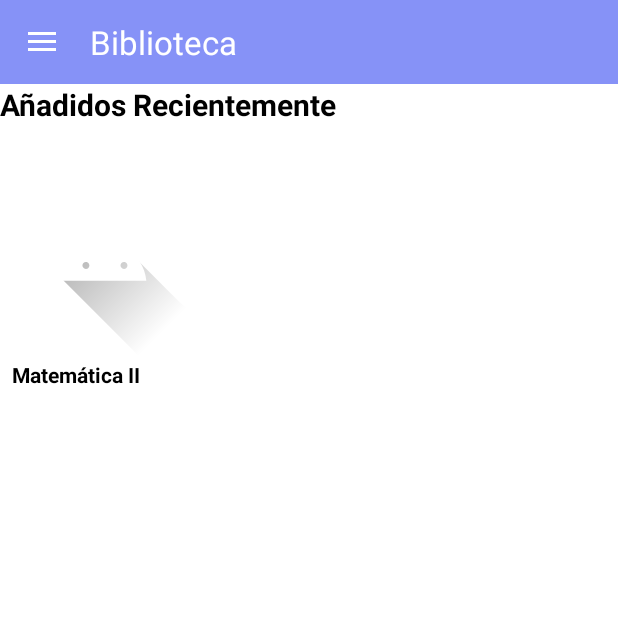
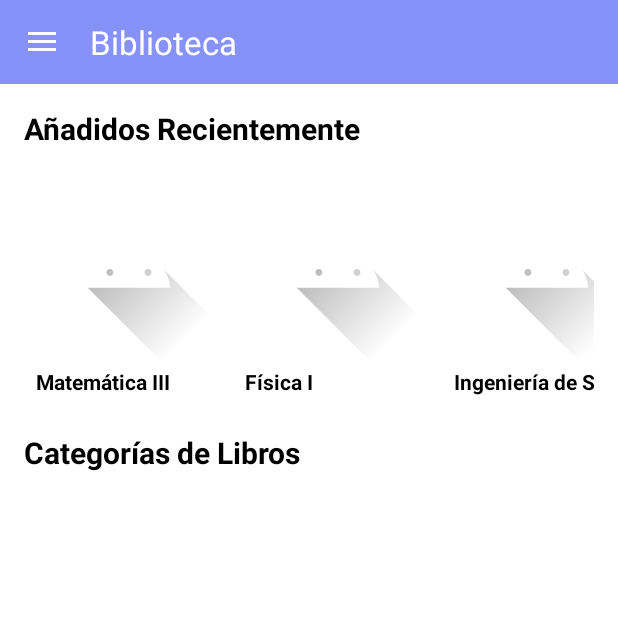
Before and after one commit to EmilioHernandez2024/Biblioteca, an Android app: the Home screen opened directly, with no data from a screen before it, on a phone screen of 412 x 824 dp, the top half of it. Run offline under Robolectric (Android 15) with nearby library versions, the phone set to English and light mode, and no system bars; 3 statements that could not run were skipped.

Commit message:
VERSION 1.1.1 SWITCH

```diff
--- a/app/src/main/java/com/example/biblioteca/Adapter/LibroAdapter.kt
+++ b/app/src/main/java/com/example/biblioteca/Adapter/LibroAdapter.kt
@@ -9,25 +9,25 @@ import androidx.recyclerview.widget.RecyclerView
 import com.example.biblioteca.R
 import com.example.biblioteca.model.Libro
 
-class LibroAdapter(private val listaLibros: List<Libro>) :
-    RecyclerView.Adapter<LibroAdapter.LibroViewHolder>() {
-
-    class LibroViewHolder(view: View) : RecyclerView.ViewHolder(view) {
-        val titulo: TextView = view.findViewById(R.id.textTitulo)
-        val imagen: ImageView = view.findViewById(R.id.imageLibro)
-    }
+class LibroAdapter(private val libros: List<Libro>) : RecyclerView.Adapter<LibroAdapter.LibroViewHolder>() {
 
     override fun onCreateViewHolder(parent: ViewGroup, viewType: Int): LibroViewHolder {
-        val view = LayoutInflater.from(parent.context)
-            .inflate(R.layout.item_libro, parent, false)
+        val view = LayoutInflater.from(parent.context).inflate(R.layout.item_libro, parent, false)
         return LibroViewHolder(view)
     }
 
     override fun onBindViewHolder(holder: LibroViewHolder, position: Int) {
-        val libro = listaLibros[position]
-        holder.titulo.text = libro.titulo
-        holder.imagen.setImageResource(libro.imagen)
+        val libro = libros[position % libros.size]
+        holder.tituloLibro.text = libro.titulo
+        holder.imagenLibro.setImageResource(libro.imagenResId)
     }
 
-    override fun getItemCount() = listaLibros.size
+    override fun getItemCount(): Int {
+        return Int.MAX_VALUE // Para simular un carrusel infinito
+    }
+
+    class LibroViewHolder(itemView: View) : RecyclerView.ViewHolder(itemView) {
+        val tituloLibro: TextView = itemView.findViewById(R.id.textTitulo)
+        val imagenLibro: ImageView = itemView.findViewById(R.id.imageLibro)
+    }
 }
--- a/app/src/main/java/com/example/biblioteca/Libro.kt
+++ b/app/src/main/java/com/example/biblioteca/Libro.kt
@@ -1,8 +1,32 @@
 package com.example.biblioteca.model
 
-import com.example.biblioteca.R  // Importa R para acceder a los recursos
+import android.os.Parcel
+import android.os.Parcelable
+import com.example.biblioteca.R
 
 data class Libro(
     val titulo: String,
-    val imagen: Int = R.drawable.ic_launcher_foreground // Imagen por defecto
-)
+    val imagenResId: Int = R.drawable.ic_launcher_foreground
+) : Parcelable {
+    constructor(parcel: Parcel) : this(
+        parcel.readString() ?: "",
+        parcel.readInt()
+    )
+
+    override fun writeToParcel(parcel: Parcel, flags: Int) {
+        parcel.writeString(titulo)
+        parcel.writeInt(imagenResId)
+    }
+
+    override fun describeContents(): Int = 0
+
+    companion object CREATOR : Parcelable.Creator<Libro> {
+        override fun createFromParcel(parcel: Parcel): Libro {
+            return Libro(parcel)
+        }
+
+        override fun newArray(size: Int): Array<Libro?> {
+            return arrayOfNulls(size)
+        }
+    }
+}
--- a/app/src/main/java/com/example/biblioteca/MainActivity.kt
+++ b/app/src/main/java/com/example/biblioteca/MainActivity.kt
@@ -106,11 +106,14 @@ class MainActivity : AppCompatActivity(), NavigationView.OnNavigationItemSelecte
 
 
     private fun replaceFragment(fragment: Fragment) {
+        supportFragmentManager.popBackStack(null, androidx.fragment.app.FragmentManager.POP_BACK_STACK_INCLUSIVE)
         supportFragmentManager.beginTransaction()
             .replace(R.id.fragment_container, fragment)
+            .addToBackStack(null) // Guarda el estado anterior en la pila de retroceso
             .commit()
         currentFragment = fragment
     }
+
 
     // Manejar los clics del menú de navegación
     override fun onNavigationItemSelected(item: MenuItem): Boolean {
--- a/app/src/main/java/com/example/biblioteca/fragment/Home.kt
+++ b/app/src/main/java/com/example/biblioteca/fragment/Home.kt
@@ -6,7 +6,9 @@ import androidx.fragment.app.Fragment
 import androidx.recyclerview.widget.LinearLayoutManager
 import androidx.recyclerview.widget.RecyclerView
 import com.example.biblioteca.R
+import com.example.biblioteca.adapter.CategoriaAdapter
 import com.example.biblioteca.adapter.LibroAdapter
+import com.example.biblioteca.model.CategoriaLibro
 import com.example.biblioteca.model.Libro
 
 class Home : Fragment(R.layout.fragment_home) {
@@ -14,22 +16,38 @@ class Home : Fragment(R.layout.fragment_home) {
     override fun onViewCreated(view: View, savedInstanceState: Bundle?) {
         super.onViewCreated(view, savedInstanceState)
 
-        // Busca el RecyclerView dentro del layout del fragmento
-        val recyclerView = view.findViewById<RecyclerView>(R.id.recyclerLibrosRecientes)
+        val recyclerLibrosRecientes = view.findViewById<RecyclerView>(R.id.recyclerLibrosRecientes)
+        val recyclerCategorias = view.findViewById<RecyclerView>(R.id.recyclerCategorias)
 
-        // Asegúrate de que recyclerView no sea null antes de usarlo
-        if (recyclerView != null) {
-            // Lista de libros de ejemplo
-            val librosRecientes = listOf(
-                Libro("Matemática II", R.drawable.ic_launcher_foreground )
-            )
+        // Lista de libros recientes (Sin categoría)
+        val librosRecientes = listOf(
+            Libro("Matemática III", R.drawable.ic_launcher_foreground),
+            Libro("Física I", R.drawable.ic_launcher_foreground),
+            Libro("Ingeniería de Software", R.drawable.ic_launcher_foreground)
+        )
 
-            // Configuración del RecyclerView
-            recyclerView.layoutManager = LinearLayoutManager(requireContext(), LinearLayoutManager.HORIZONTAL, false)
-            recyclerView.adapter = LibroAdapter(librosRecientes)
-        } else {
-            // Mensaje de error en Logcat si el RecyclerView no existe en el layout
-            android.util.Log.e("HomeFragment", "Error: recyclerLibrosRecientes es null")
-        }
+        // Lista de categorías con libros
+        val categorias = listOf(
+            CategoriaLibro("Ingeniería", listOf(
+                Libro("Matemática III", R.drawable.ic_launcher_foreground),
+                Libro("Cálculo II", R.drawable.ic_launcher_foreground)
+            )),
+            CategoriaLibro("Programación", listOf(
+                Libro("Introducción a Java", R.drawable.ic_launcher_foreground),
+                Libro("Android Studio Básico", R.drawable.ic_launcher_foreground)
+            )),
+            CategoriaLibro("Física", listOf(
+                Libro("Física I", R.drawable.ic_launcher_foreground),
+                Libro("Termodinámica", R.drawable.ic_launcher_foreground)
+            ))
+        )
+
+        // Adaptador para libros recientes (horizontal)
+        recyclerLibrosRecientes.layoutManager = LinearLayoutManager(requireContext(), LinearLayoutManager.HORIZONTAL, false)
+        recyclerLibrosRecientes.adapter = LibroAdapter(librosRecientes)
+
+        // Adaptador para categorías (vertical)
+        recyclerCategorias.layoutManager = LinearLayoutManager(requireContext())
+        recyclerCategorias.adapter = CategoriaAdapter(categorias)
     }
 }
--- a/app/src/main/res/layout/fragment_home.xml
+++ b/app/src/main/res/layout/fragment_home.xml
@@ -6,28 +6,47 @@
     android:layout_height="match_parent"
     tools:context="fragment.Home">
 
+    <LinearLayout
+        android:layout_width="match_parent"
+        android:layout_height="match_parent"
+        android:orientation="vertical"
+        android:padding="16dp">
 
-    <FrameLayout
-        android:id="@+id/home_container"
-        android:layout_width="match_parent"
-        android:layout_height="match_parent">
-
+        <!-- Texto para los libros añadidos recientemente -->
         <TextView
             android:id="@+id/Titulo1"
             android:layout_width="wrap_content"
             android:layout_height="wrap_content"
             android:text="@string/a_adidos_recientemente"
             android:textSize="20sp"
-            android:textStyle="bold" />
+            android:textStyle="bold"
+            android:paddingBottom="8dp" />
 
-    </FrameLayout>
+        <!-- Carrusel de libros recientes -->
+        <androidx.recyclerview.widget.RecyclerView
+            android:id="@+id/recyclerLibrosRecientes"
+            android:layout_width="match_parent"
+            android:layout_height="wrap_content"
+            android:orientation="horizontal"
+            android:paddingBottom="16dp" />
 
-    <androidx.recyclerview.widget.RecyclerView
-        android:id="@+id/recyclerLibrosRecientes"
-        android:layout_width="match_parent"
-        android:layout_height="675dp"
-        android:orientation="horizontal"
-        app:layout_anchor="@+id/home_container"
-        app:layout_anchorGravity="center" />
+        <!-- Texto para las categorías -->
+        <TextView
+            android:id="@+id/TituloCategorias"
+            android:layout_width="wrap_content"
+            android:layout_height="wrap_content"
+            android:text="Categorías de Libros"
+            android:textSize="20sp"
+            android:textStyle="bold"
+            android:paddingBottom="8dp" />
+
+        <!-- Lista vertical de categorías -->
+        <androidx.recyclerview.widget.RecyclerView
+            android:id="@+id/recyclerCategorias"
+            android:layout_width="match_parent"
+            android:layout_height="wrap_content"
+            android:paddingBottom="16dp" />
+
+    </LinearLayout>
 
 </androidx.coordinatorlayout.widget.CoordinatorLayout>
```
Also changed, not shown: 1 other file.
